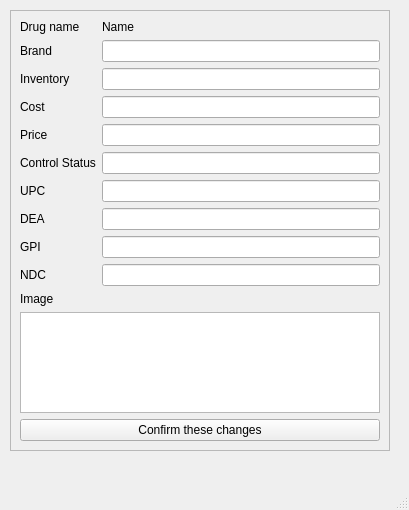
Above: addgrug.ui from WNewsome/Pharmaceutical-Point-of-Sale before the change. Below: the same form after it.
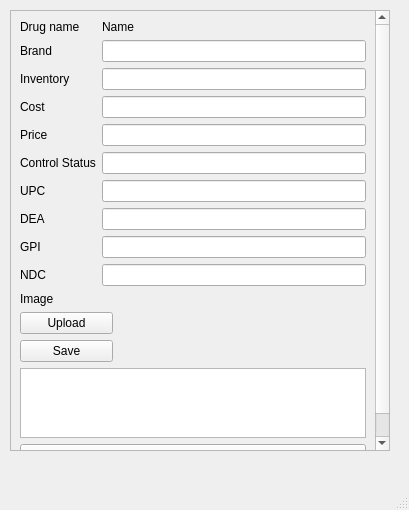
That is the form after the change.

Commit message: Add support for images

```diff
--- a/addgrug.ui
+++ b/addgrug.ui
@@ -30,29 +30,12 @@
      <property name="geometry">
       <rect>
        <x>0</x>
-       <y>0</y>
+       <y>-84</y>
        <width>357</width>
-       <height>453</height>
+       <height>523</height>
       </rect>
      </property>
      <layout class="QGridLayout" name="gridLayout_2">
-      <item row="1" column="0">
-       <widget class="QLabel" name="label_4">
-        <property name="text">
-         <string>Image</string>
-        </property>
-       </widget>
-      </item>
-      <item row="4" column="0">
-       <widget class="QPushButton" name="confirm">
-        <property name="text">
-         <string>Confirm these changes</string>
-        </property>
-       </widget>
-      </item>
-      <item row="2" column="0">
-       <widget class="QGraphicsView" name="Image"/>
-      </item>
       <item row="0" column="0">
        <layout class="QGridLayout" name="gridLayout">
         <item row="0" column="0">
@@ -197,6 +180,49 @@
         </item>
        </layout>
       </item>
+      <item row="2" column="0">
+       <widget class="QPushButton" name="openimage">
+        <property name="maximumSize">
+         <size>
+          <width>93</width>
+          <height>16777215</height>
+         </size>
+        </property>
+        <property name="text">
+         <string>Upload</string>
+        </property>
+       </widget>
+      </item>
+      <item row="7" column="0">
+       <widget class="QPushButton" name="confirm">
+        <property name="text">
+         <string>Confirm these changes</string>
+        </property>
+       </widget>
+      </item>
+      <item row="1" column="0">
+       <widget class="QLabel" name="label_4">
+        <property name="text">
+         <string>Image</string>
+        </property>
+       </widget>
+      </item>
+      <item row="5" column="0">
+       <widget class="QGraphicsView" name="Image"/>
+      </item>
+      <item row="3" column="0">
+       <widget class="QPushButton" name="saveimage">
+        <property name="maximumSize">
+         <size>
+          <width>93</width>
+          <height>16777215</height>
+         </size>
+        </property>
+        <property name="text">
+         <string>Save</string>
+        </property>
+       </widget>
+      </item>
      </layout>
     </widget>
    </widget>
```
Left out of the diff: 160 changed lines with no effect on the pictures. The commit also changes 9 other files.
